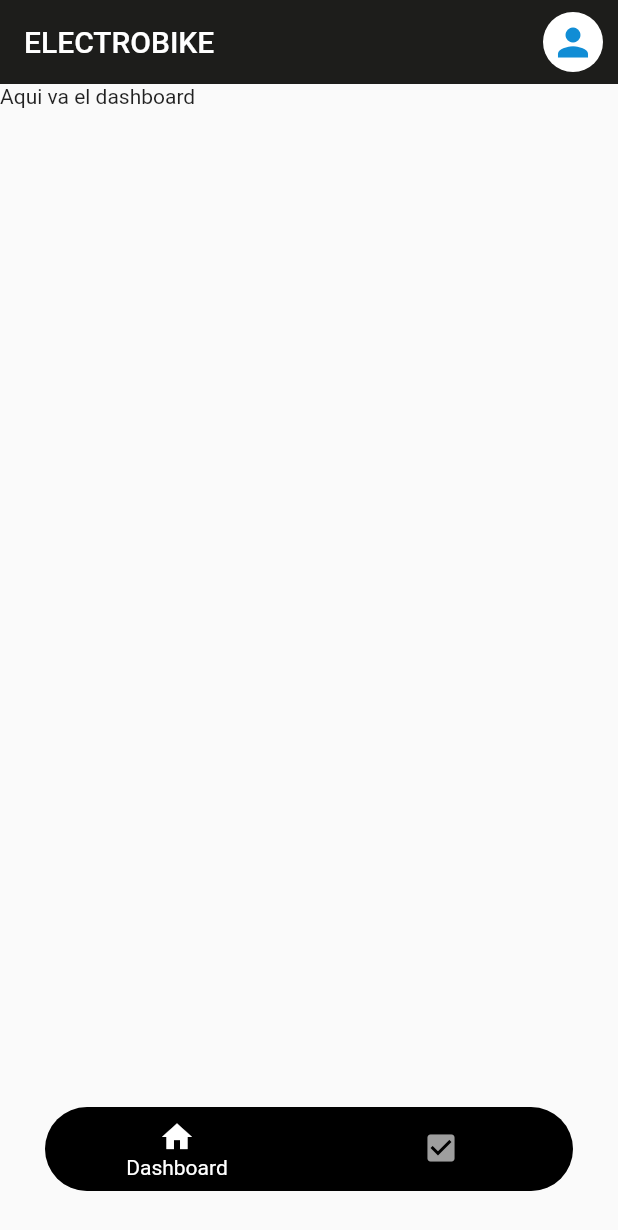
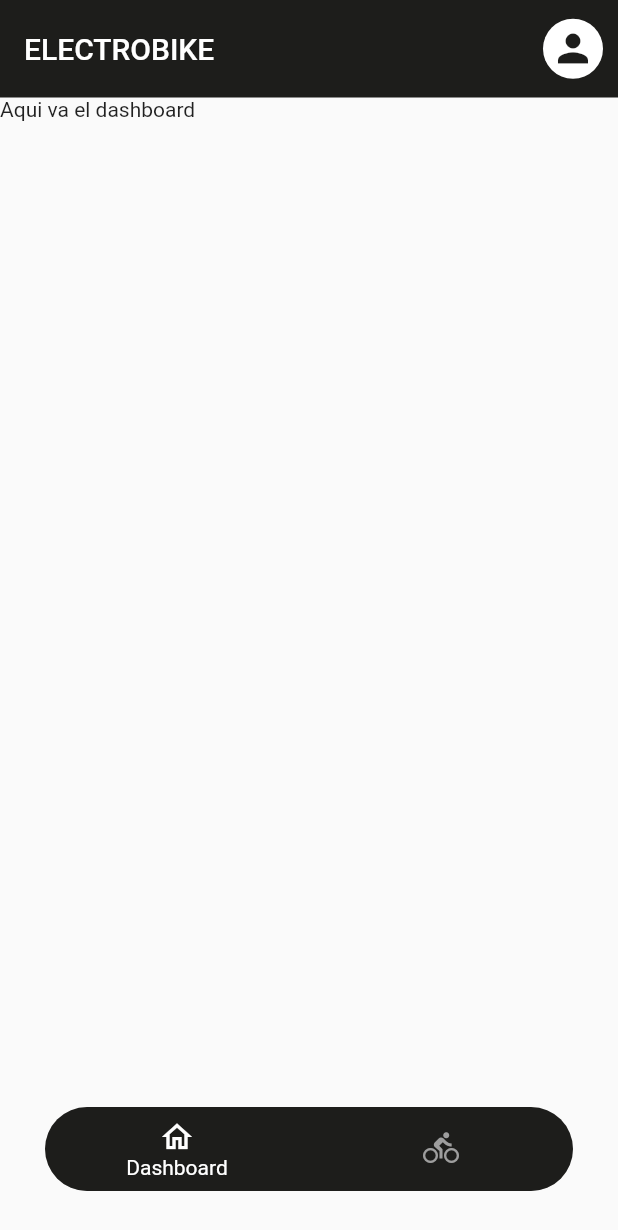
Before and after one commit to Electrobike01/electrobike_app, a Flutter app: the Home screen opened directly, on a phone screen of 412 x 824 dp. Shown: the top 1230 px of the screen. Run offline on Flutter 3.47's test engine with Material 2 defaults, Android fonts, the light colour scheme and no system bars.

Commit message:
Cuarto comit - appBar Ver usuario

```diff
--- a/electrobike_app_v1/lib/pages/home.dart
+++ b/electrobike_app_v1/lib/pages/home.dart
@@ -1,6 +1,9 @@
 import 'package:electrobike_app_v1/pages/dashboard.dart';
 import 'package:electrobike_app_v1/pages/listarProductos.dart';
 import 'package:flutter/material.dart';
+
+const azul = 0xFF118dd5;
+const gris = 0xFF1d1d1b;
 
 
 class Home extends StatefulWidget {
@@ -31,7 +34,7 @@ class _HomeState extends State<Home> {
                   unselectedItemColor: Colors.grey,
                   showSelectedLabels: true,
                   showUnselectedLabels: false,
-                  backgroundColor: Colors.black,
+                  backgroundColor: Color(gris),
                   currentIndex: _pageIndex,
                   onTap: (int index) {
                     setState(() {
@@ -40,11 +43,11 @@ class _HomeState extends State<Home> {
                   },
                   items: [
                     BottomNavigationBarItem(
-                      icon: Icon(Icons.home),
+                      icon: Icon(Icons.home_outlined),
                       label: 'Dashboard',
                     ),
                     BottomNavigationBarItem(
-                      icon: Icon(Icons.check_box),
+                      icon: Icon(Icons.directions_bike_outlined),
                       label: 'Productos',
                     ),
                   ],
--- a/electrobike_app_v1/lib/widgets/appBar.dart
+++ b/electrobike_app_v1/lib/widgets/appBar.dart
@@ -12,7 +12,7 @@ enum MenuItemButton {
 
 class MyAppBar extends StatelessWidget implements PreferredSizeWidget {
   @override
-  Size get preferredSize => Size.fromHeight(kToolbarHeight);
+  Size get preferredSize => Size.fromHeight(65); // Tamaño preferido del AppBar
 
   @override
   Widget build(BuildContext context) {
@@ -49,7 +49,7 @@ class MyAppBar extends StatelessWidget implements PreferredSizeWidget {
               child: Icon(
                 Icons.person,
                 size: 30,
-                color: Color(azul),
+                color: Color(gris),
               ),
               backgroundColor: Colors.white
             ),
@@ -58,4 +58,6 @@ class MyAppBar extends StatelessWidget implements PreferredSizeWidget {
       ],
     );
   }
+
+
 }
--- /dev/null
+++ b/electrobike_app_v1/lib/widgets/verPerfil_widget.dart
@@ -0,0 +1 @@
+import 'package:flutter/material.dart';
```
Also changed, not shown: electrobike_app_v1/lib/pages/verPerfil.dart (+21 -8 lines).
